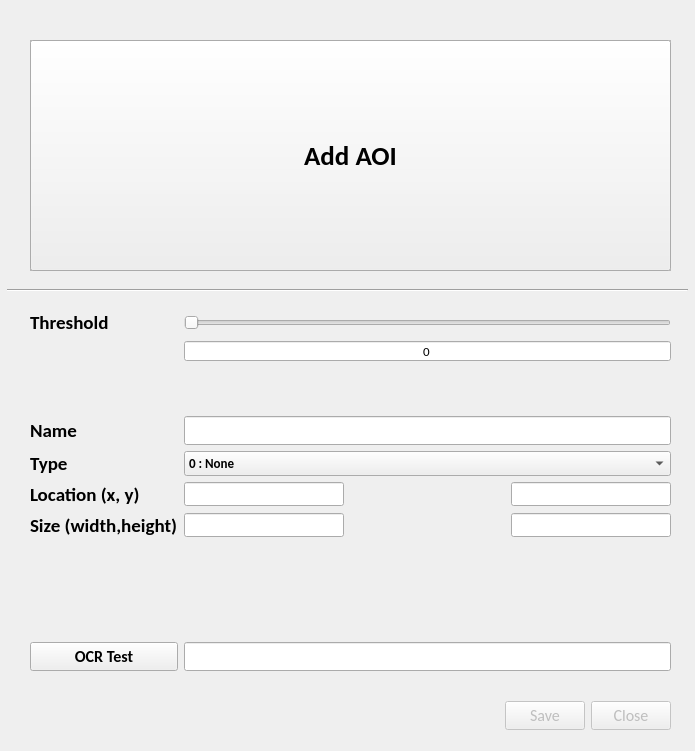
This is src/kem_studio_add_aoi.ui in hyungjungkim/low-cost-vision-based-cnc-machine-tool-status-monitoring as Qt 5 draws it before an edit. The edited form follows.
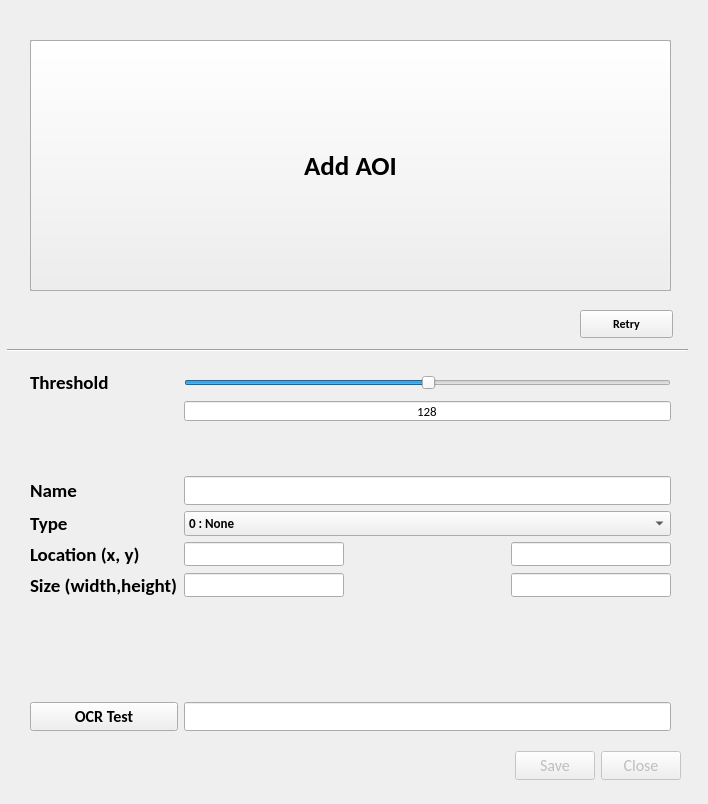
This is the edited form.

Commit message:
[feat] Load Image in Add AOI, Threshold Control
1. Load Image in Add AOI
2. Threshold Control
3. Retry Button
4. OCR Test

```diff
--- a/src/kem_studio_add_aoi.ui
+++ b/src/kem_studio_add_aoi.ui
@@ -6,8 +6,8 @@
    <rect>
     <x>0</x>
     <y>0</y>
-    <width>695</width>
-    <height>751</height>
+    <width>708</width>
+    <height>804</height>
    </rect>
   </property>
   <property name="font">
@@ -27,8 +27,8 @@
    </property>
    <property name="geometry">
     <rect>
-     <x>480</x>
-     <y>700</y>
+     <x>490</x>
+     <y>750</y>
      <width>191</width>
      <height>32</height>
     </rect>
@@ -50,7 +50,7 @@
    <property name="geometry">
     <rect>
      <x>30</x>
-     <y>310</y>
+     <y>370</y>
      <width>641</width>
      <height>361</height>
     </rect>
@@ -231,6 +231,9 @@
       <property name="maximum">
        <number>255</number>
       </property>
+      <property name="value">
+       <number>128</number>
+      </property>
       <property name="orientation">
        <enum>Qt::Horizontal</enum>
       </property>
@@ -331,7 +334,7 @@
        </font>
       </property>
       <property name="text">
-       <string>0</string>
+       <string>128</string>
       </property>
       <property name="alignment">
        <set>Qt::AlignCenter</set>
@@ -407,7 +410,7 @@
      <x>30</x>
      <y>40</y>
      <width>641</width>
-     <height>231</height>
+     <height>251</height>
     </rect>
    </property>
    <property name="frameShape">
@@ -422,7 +425,7 @@
       <x>0</x>
       <y>0</y>
       <width>641</width>
-      <height>231</height>
+      <height>251</height>
      </rect>
     </property>
     <property name="sizePolicy">
@@ -448,12 +451,36 @@
      </size>
     </property>
    </widget>
+   <widget class="QLabel" name="lblImage">
+    <property name="geometry">
+     <rect>
+      <x>3</x>
+      <y>4</y>
+      <width>631</width>
+      <height>241</height>
+     </rect>
+    </property>
+    <property name="sizePolicy">
+     <sizepolicy hsizetype="Expanding" vsizetype="Preferred">
+      <horstretch>0</horstretch>
+      <verstretch>0</verstretch>
+     </sizepolicy>
+    </property>
+    <property name="text">
+     <string/>
+    </property>
+    <property name="alignment">
+     <set>Qt::AlignCenter</set>
+    </property>
+   </widget>
+   <zorder>lblImage</zorder>
+   <zorder>btnAOI</zorder>
   </widget>
   <widget class="Line" name="line">
    <property name="geometry">
     <rect>
      <x>7</x>
-     <y>280</y>
+     <y>340</y>
      <width>681</width>
      <height>20</height>
     </rect>
@@ -462,6 +489,25 @@
     <enum>Qt::Horizontal</enum>
    </property>
   </widget>
+  <widget class="QPushButton" name="btnRetry">
+   <property name="geometry">
+    <rect>
+     <x>580</x>
+     <y>310</y>
+     <width>93</width>
+     <height>28</height>
+    </rect>
+   </property>
+   <property name="font">
+    <font>
+     <weight>75</weight>
+     <bold>true</bold>
+    </font>
+   </property>
+   <property name="text">
+    <string>Retry</string>
+   </property>
+  </widget>
  </widget>
  <resources/>
  <connections>
```
Left out of the diff: 2 changed lines with no effect on the pictures. The commit also changes 1 other file.
